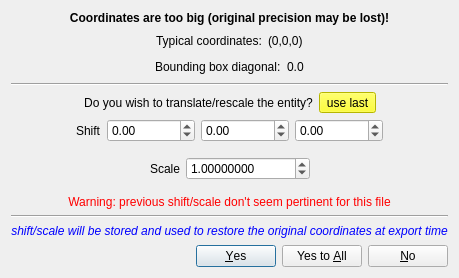
This is libs/qCC_io/ui_templates/shiftAndScaleCloudDlg.ui in CloudCompare/CloudCompare as Qt 5 draws it before an edit. The edited form follows.
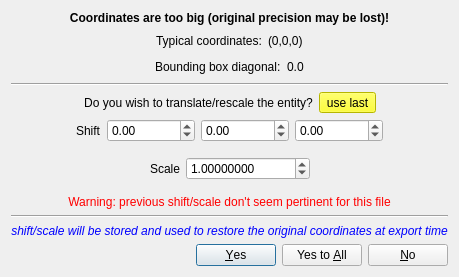
This is the edited form.

Commit message: Glitch fix: Shift & Scale dialog could become very large due to the initial theoretical range of spin boxes (is it a Qt5 issue only?)

```diff
--- a/libs/qCC_io/ui_templates/shiftAndScaleCloudDlg.ui
+++ b/libs/qCC_io/ui_templates/shiftAndScaleCloudDlg.ui
@@ -6,8 +6,8 @@
    <rect>
     <x>0</x>
     <y>0</y>
-    <width>432</width>
-    <height>278</height>
+    <width>417</width>
+    <height>276</height>
    </rect>
   </property>
   <property name="windowTitle">
```
Left out of the diff: 40 changed lines with no effect on the pictures.
